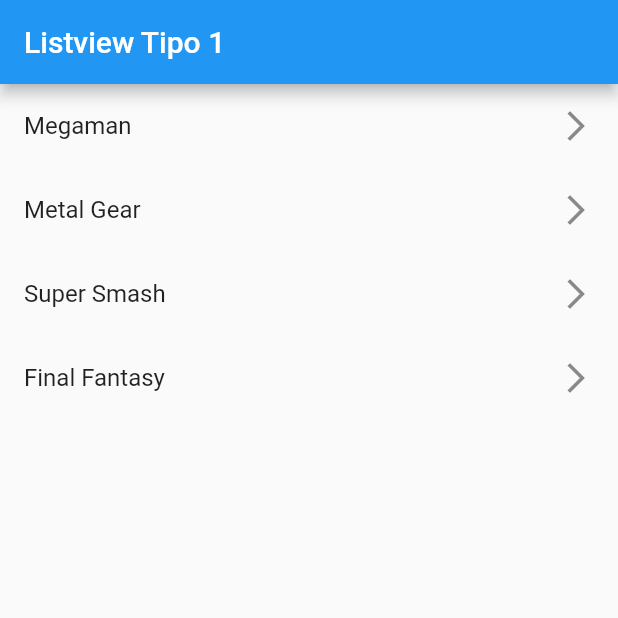
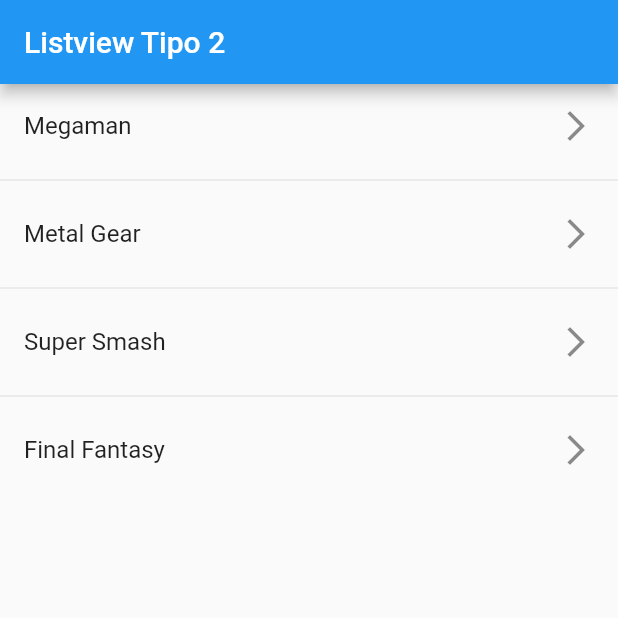
Before and after one commit to carlossuarezquintero/Flutter.Training, a Flutter app: the screen it shows after launch, on a phone screen of 412 x 824 dp, the top half of it. Run offline on Flutter 3.47's test engine with Material 2 defaults, Android fonts, the phone set to English and light mode, and no system bars.

Commit message:
Implementeando Listview.Separated con Divider

```diff
--- a/lib/main.dart
+++ b/lib/main.dart
@@ -1,5 +1,5 @@
 import 'package:flutter/material.dart';
-import 'package:flutter_test_components/screens/listview_screen.dart';
+import 'package:flutter_test_components/screens/listview2_screen.dart';
 
 void main() => runApp(MyApp());
 
@@ -10,7 +10,7 @@
   Widget build(BuildContext context) {
     return const MaterialApp(
       title: 'Material App',
-      home: Listview1Screen(),
+      home: Listview2Screen(),
     );
   }
 }
--- /dev/null
+++ b/lib/screens/listview2_screen.dart
@@ -0,0 +1,28 @@
+import 'package:flutter/material.dart';
+
+class Listview2Screen extends StatelessWidget {
+  final options = const [
+    'Megaman',
+    'Metal Gear',
+    'Super Smash',
+    'Final Fantasy'
+  ];
+
+  const Listview2Screen({Key? key}) : super(key: key);
+
+  @override
+  Widget build(BuildContext context) {
+    return Scaffold(
+        appBar: AppBar(
+          title: const Text('Listview Tipo 2'),
+        ),
+        body: ListView.separated(
+          itemCount: options.length,
+          itemBuilder: (context, index) => ListTile(
+            title: Text(options[index]),
+            trailing: const Icon(Icons.arrow_forward_ios_outlined),
+          ),
+          separatorBuilder: (_, __) => const Divider(),
+        ));
+  }
+}
```
